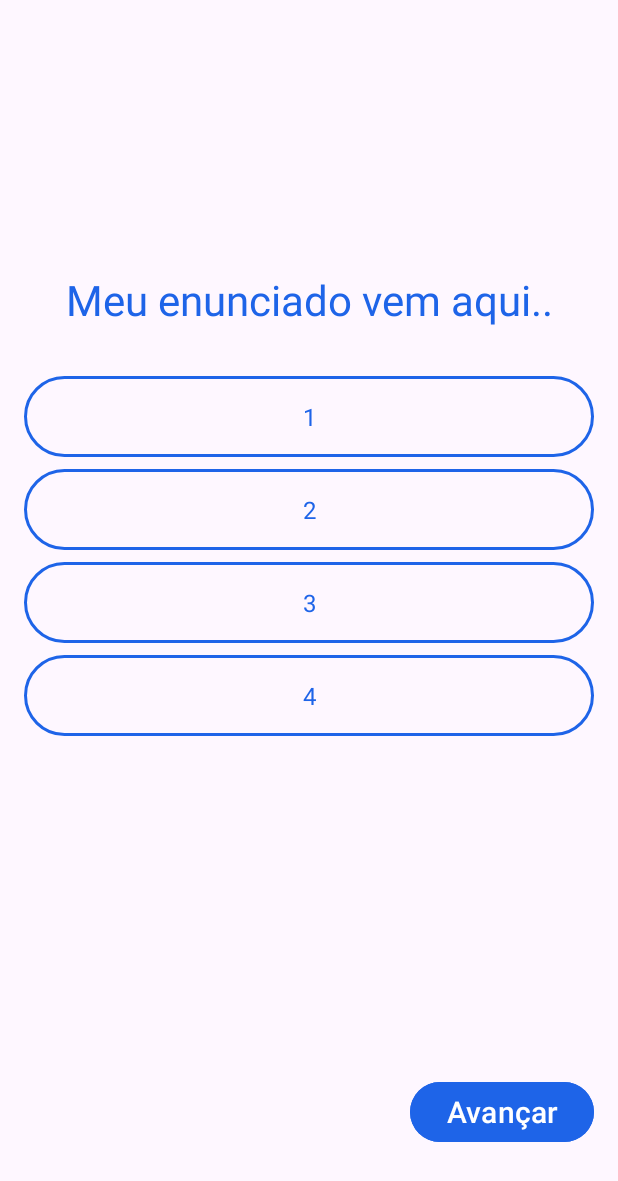
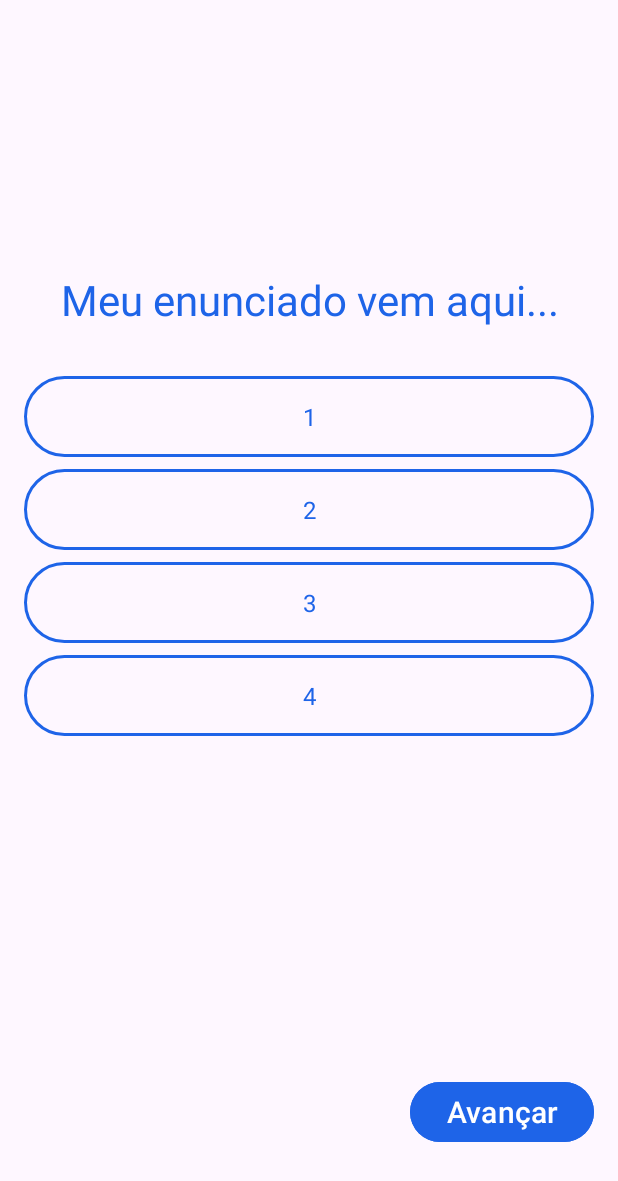
Before and after one commit to DevSamuelMuniz/Daccord, an Android app: the layout activity_intro.xml on its own in the app's theme, with its tools: preview values and no code run, on a phone screen of 412 x 824 dp. Shown: the top 1181 px of the screen. Run offline under Robolectric (Android 15) with nearby library versions, the phone set to English and light mode, and no system bars.

Commit message:
change the ask

```diff
--- a/app/src/main/res/layout/activity_intro.xml
+++ b/app/src/main/res/layout/activity_intro.xml
@@ -25,7 +25,7 @@
     app:layout_constraintEnd_toEndOf="parent"
     app:layout_constraintStart_toStartOf="parent"
     app:layout_constraintTop_toTopOf="@id/guideline"
-    tools:text="Meu enunciado vem aqui.." />
+    tools:text="Meu enunciado vem aqui..." />
 
 <RadioGroup
     android:id="@+id/answerRadioGroup"
```
